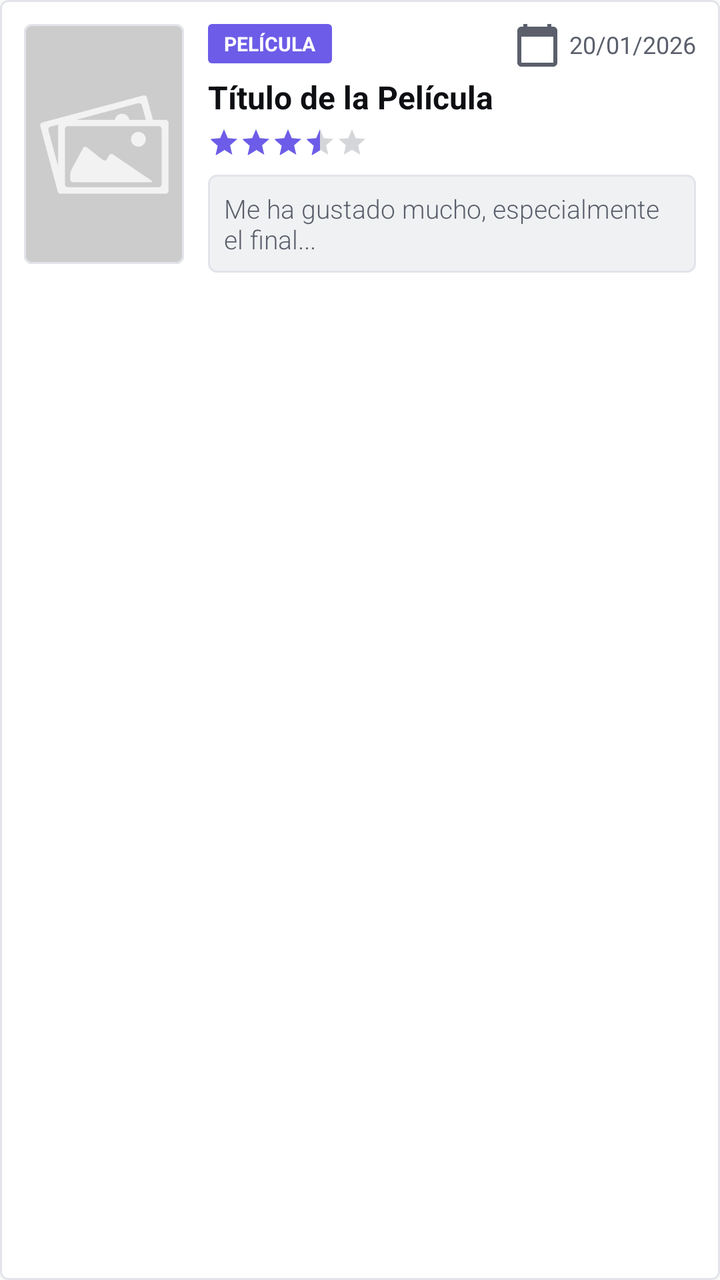
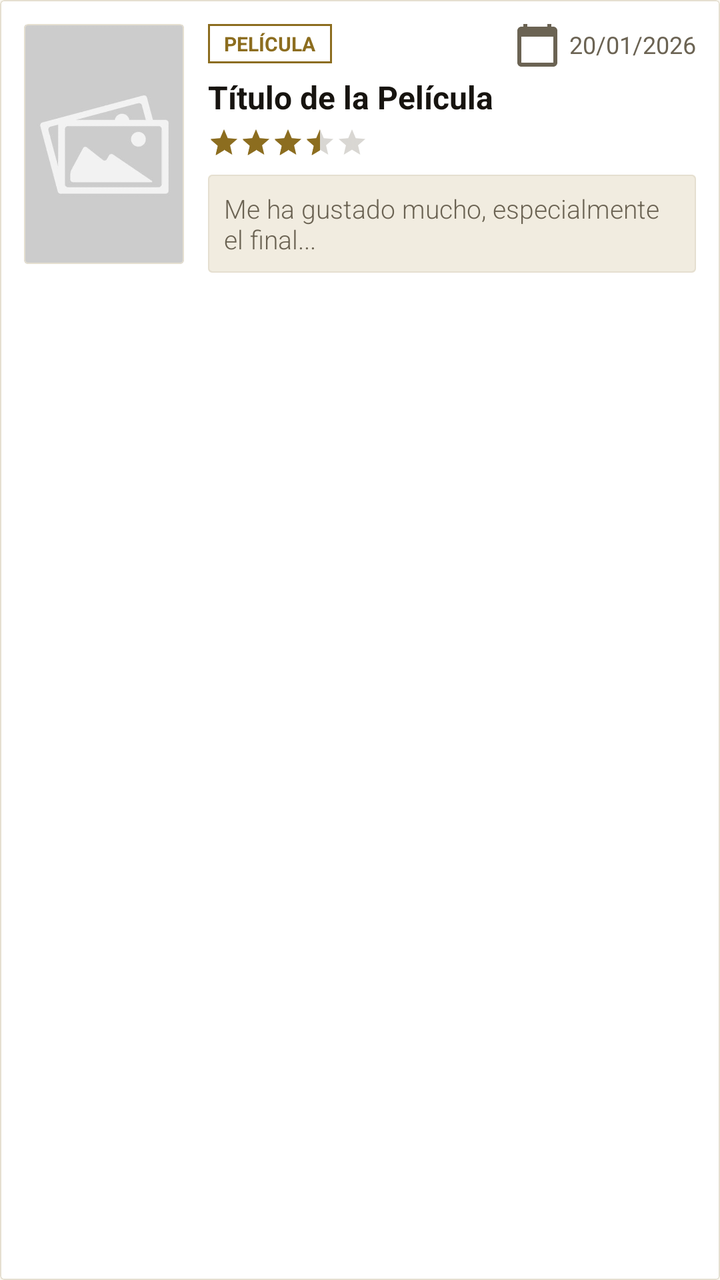

Screens rendered from an Android XML layout before and after an edit, with the pre-edit source and the edit as a unified diff.
<!-- AndroidManifest.xml: application theme Theme.CineXplora -->
<!-- res/layout/item_tracking.xml -->
<?xml version="1.0" encoding="utf-8"?>
<com.google.android.material.card.MaterialCardView xmlns:android="http://schemas.android.com/apk/res/android"
    xmlns:app="http://schemas.android.com/apk/res-auto"
    xmlns:tools="http://schemas.android.com/tools"
    android:layout_width="match_parent"
    android:layout_height="wrap_content"
    android:layout_marginHorizontal="@dimen/space_lg"
    android:layout_marginVertical="@dimen/space_sm"
    app:cardCornerRadius="@dimen/radius_sm"
    app:cardElevation="0dp"
    app:strokeWidth="@dimen/card_border_width"
    app:strokeColor="?android:attr/listDivider"
    app:cardBackgroundColor="?attr/colorSurface">

    <androidx.constraintlayout.widget.ConstraintLayout
        android:layout_width="match_parent"
        android:layout_height="wrap_content"
        android:padding="12dp">

        <com.google.android.material.card.MaterialCardView
            android:id="@+id/cardPoster"
            android:layout_width="80dp"
            android:layout_height="120dp"
            app:cardCornerRadius="@dimen/radius_sm"
            app:cardElevation="0dp"
            app:layout_constraintStart_toStartOf="parent"
            app:layout_constraintTop_toTopOf="parent">

            <ImageView
                android:id="@+id/imgPoster"
                android:layout_width="match_parent"
                android:layout_height="match_parent"
                android:scaleType="centerCrop"
                android:src="@drawable/placeholder" />
        </com.google.android.material.card.MaterialCardView>

        <TextView
            android:id="@+id/txtType"
            android:layout_width="wrap_content"
            android:layout_height="wrap_content"
            android:layout_marginStart="12dp"
            android:background="@drawable/bg_type_movie"
            android:paddingHorizontal="8dp"
            android:paddingVertical="3dp"
            android:text="PELÍCULA"
            android:textSize="10sp"
            android:textStyle="bold"
            android:textColor="@color/white"
            app:layout_constraintStart_toEndOf="@id/cardPoster"
            app:layout_constraintTop_toTopOf="@id/cardPoster" />

        <TextView
            android:id="@+id/txtDate"
            android:layout_width="wrap_content"
            android:layout_height="wrap_content"
            android:drawablePadding="4dp"
            android:gravity="center_vertical"
            android:text="20/01/2026"
            android:textColor="?android:attr/textColorSecondary"
            android:textSize="12sp"
            app:drawableStartCompat="@drawable/ic_calendar_today"
            app:drawableTint="?android:attr/textColorSecondary"
            app:layout_constraintEnd_toEndOf="parent"
            app:layout_constraintTop_toTopOf="@id/txtType"
            app:layout_constraintBottom_toBottomOf="@id/txtType"/>

        <TextView
            android:id="@+id/txtTitle"
            android:layout_width="0dp"
            android:layout_height="wrap_content"
            android:layout_marginStart="12dp"
            android:layout_marginTop="6dp"
            android:layout_marginEnd="8dp"
            android:ellipsize="end"
            android:maxLines="2"
            android:text="Título de la Película"
            android:textColor="?android:attr/textColorPrimary"
            android:textSize="16sp"
            android:textStyle="bold"
            app:layout_constraintEnd_toEndOf="parent"
            app:layout_constraintStart_toEndOf="@id/cardPoster"
            app:layout_constraintTop_toBottomOf="@id/txtType" />

        <RatingBar
            android:id="@+id/ratingBar"
            style="?android:attr/ratingBarStyleSmall"
            android:layout_width="wrap_content"
            android:layout_height="wrap_content"
            android:layout_marginTop="4dp"
            android:isIndicator="true"
            android:numStars="5"
            android:rating="3.5"
            android:stepSize="0.5"
            android:progressTint="?attr/colorPrimary"
            android:secondaryProgressTint="?attr/colorPrimary"
            app:layout_constraintStart_toStartOf="@id/txtTitle"
            app:layout_constraintTop_toBottomOf="@id/txtTitle" />

        <TextView
            android:id="@+id/txtComment"
            android:layout_width="0dp"
            android:layout_height="wrap_content"
            android:layout_marginTop="8dp"
            android:background="@drawable/bg_comment_quote"
            android:padding="8dp"
            android:text="Me ha gustado mucho, especialmente el final..."
            android:textColor="?android:attr/textColorSecondary"
            android:textSize="13sp"
            android:fontFamily="sans-serif-light"
            android:maxLines="3"
            android:ellipsize="end"
            app:layout_constraintBottom_toBottomOf="parent"
            app:layout_constraintEnd_toEndOf="parent"
            app:layout_constraintStart_toStartOf="@id/txtTitle"
            app:layout_constraintTop_toBottomOf="@id/ratingBar"
            app:layout_constraintVertical_bias="0.0" />

    </androidx.constraintlayout.widget.ConstraintLayout>
</com.google.android.material.card.MaterialCardView>
<!-- resources referenced by this layout -->
<resources>
  <color name="white">#FFFFFFFF</color>
  <dimen name="card_border_width">1dp</dimen>
  <dimen name="radius_sm">4dp</dimen>
  <!-- drawable bg_comment_quote (drawable) -->
  <?xml version="1.0" encoding="utf-8"?>
  <shape xmlns:android="http://schemas.android.com/apk/res/android"
      android:shape="rectangle">
  
      <solid android:color="?attr/surfaceElevated" />
  
      <stroke
          android:width="1dp"
          android:color="?android:attr/listDivider" />
  
      <corners android:radius="@dimen/radius_sm" />
  
      <padding
          android:bottom="12dp"
          android:left="16dp"
          android:right="16dp"
          android:top="12dp" />
  
  </shape>
  <!-- drawable bg_type_movie (drawable) -->
  <?xml version="1.0" encoding="utf-8"?>
  <shape xmlns:android="http://schemas.android.com/apk/res/android">
      <solid android:color="?attr/badgeMovie"/>
      <corners android:radius="@dimen/radius_xs"/>
  </shape>
  <dimen name="radius_xs">2dp</dimen>
  <style name="Base.Theme.CineXplora" parent="Theme.Material3.DayNight.NoActionBar">
  
          <item name="colorPrimary">@color/light_accent_primary</item>
          <item name="colorPrimaryVariant">@color/light_accent_primary_variant</item>
          <item name="colorOnPrimary">@color/light_on_accent</item>
          <item name="colorSecondary">@color/light_accent_secondary</item>
          <item name="colorOnSecondary">@color/light_on_accent</item>
  
  
          <item name="android:windowBackground">@color/light_background</item>
          <item name="colorSurface">@color/light_surface</item>
          <item name="colorSurfaceVariant">@color/light_surface_elevated</item>
          <item name="colorOnSurface">@color/light_text_primary</item>
          <item name="colorOnSurfaceVariant">@color/light_text_secondary</item>
  
          <item name="android:textColorPrimary">@color/light_text_primary</item>
          <item name="android:textColorSecondary">@color/light_text_secondary</item>
          <item name="android:textColorHint">@color/light_text_disabled</item>
  
          <item name="colorControlNormal">@color/light_text_secondary</item>
          <item name="colorControlActivated">@color/light_accent_primary</item>
          <item name="colorError">@color/light_error</item>
  
          <item name="android:statusBarColor">@color/light_background</item>
          <item name="android:windowLightStatusBar">true</item>
  
          <item name="android:listDivider">@color/light_divider</item>
  
          <item name="accentGlow">@color/light_accent_glow</item>
          <item name="badgeMovie">@color/light_badge_movie</item>
          <item name="badgeSerie">@color/light_badge_serie</item>
          <item name="errorSurface">@color/light_error_surface</item>
          <item name="successColor">@color/light_success</item>
          <item name="successSurface">@color/light_success_surface</item>
          <item name="surfaceElevated">@color/light_surface_elevated</item>
  
          <item name="textInputStyle">@style/CineXplora.TextInputLayout</item>
          <item name="materialButtonStyle">@style/CineXplora.Button</item>
          <item name="materialCardViewStyle">@style/CineXplora.Card</item>
          <item name="alertDialogTheme">@style/CineXplora.AlertDialog</item>
      </style>
  <color name="light_accent_primary">#6C5CE7</color>
  <color name="light_accent_primary_variant">#5A4BD1</color>
  <color name="light_accent_secondary">#00D2D3</color>
  <color name="light_background">#F8F9FA</color>
  <color name="light_surface_elevated">#F0F1F3</color>
  <color name="light_text_primary">#0D0F13</color>
  <color name="light_text_secondary">#5A5F6B</color>
  <color name="light_text_disabled">#A0A4AD</color>
  <color name="light_error">#E74C3C</color>
  <color name="light_divider">#E2E4E9</color>
  <color name="light_accent_glow">#1A6C5CE7</color>
  <color name="light_badge_movie">#6C5CE7</color>
  <color name="light_badge_serie">#00D2D3</color>
  <color name="light_error_surface">#FDECEC</color>
  <color name="light_success">#27AE60</color>
  <color name="light_success_surface">#E8F8EF</color>
  <style name="CineXplora.TextInputLayout" parent="Widget.Material3.TextInputLayout.OutlinedBox">
          <item name="boxCornerRadiusTopStart">@dimen/radius_sm</item>
          <item name="boxCornerRadiusTopEnd">@dimen/radius_sm</item>
          <item name="boxCornerRadiusBottomStart">@dimen/radius_sm</item>
          <item name="boxCornerRadiusBottomEnd">@dimen/radius_sm</item>
          <item name="boxStrokeColor">?android:attr/listDivider</item>
          <item name="boxStrokeWidthFocused">2dp</item>
          <item name="hintTextColor">?attr/colorPrimary</item>
      </style>
  <style name="CineXplora.Button" parent="Widget.Material3.Button">
          <item name="cornerRadius">@dimen/radius_sm</item>
          <item name="android:minHeight">@dimen/button_height</item>
          <item name="backgroundTint">?attr/colorPrimary</item>
          <item name="android:textColor">?attr/colorOnPrimary</item>
          <item name="android:textSize">14sp</item>
          <item name="android:textStyle">bold</item>
          <item name="android:letterSpacing">0.02</item>
          <item name="android:textAllCaps">false</item>
      </style>
  <style name="CineXplora.Card" parent="Widget.Material3.CardView.Filled">
          <item name="cardCornerRadius">@dimen/radius_sm</item>
          <item name="cardElevation">0dp</item>
          <item name="strokeWidth">@dimen/card_border_width</item>
          <item name="strokeColor">?android:attr/listDivider</item>
          <item name="cardBackgroundColor">?attr/colorSurface</item>
      </style>
  <style name="CineXplora.AlertDialog" parent="ThemeOverlay.Material3.MaterialAlertDialog">
          <item name="android:background">@drawable/bg_dialog</item>
          <item name="android:windowMinWidthMajor">80%</item>
          <item name="android:windowMinWidthMinor">90%</item>
          <item name="buttonBarPositiveButtonStyle">@style/CineXplora.AlertDialog.Button</item>
          <item name="buttonBarNegativeButtonStyle">@style/CineXplora.AlertDialog.Button.Negative</item>
      </style>
  <!-- drawable bg_dialog (drawable) -->
  <?xml version="1.0" encoding="utf-8"?>
  <shape xmlns:android="http://schemas.android.com/apk/res/android">
      <solid android:color="?attr/colorSurface" />
      <corners android:radius="@dimen/radius_lg" />
  </shape>
  <style name="CineXplora.AlertDialog.Button" parent="Widget.Material3.Button.TextButton">
          <item name="android:textColor">?attr/colorPrimary</item>
          <item name="android:textStyle">bold</item>
          <item name="android:textAllCaps">false</item>
      </style>
  <style name="CineXplora.AlertDialog.Button.Negative" parent="Widget.Material3.Button.TextButton">
          <item name="android:textColor">?android:attr/textColorSecondary</item>
          <item name="android:textAllCaps">false</item>
      </style>
  <dimen name="radius_lg">4dp</dimen>
  <!-- unchanged entries left out for length: 8 -->
</resources>

<!-- the commit's change to res/layout/item_tracking.xml (unified diff, before → after) -->
@@ -45,7 +45,7 @@
             android:text="PELÍCULA"
             android:textSize="10sp"
             android:textStyle="bold"
-            android:textColor="@color/white"
+            android:textColor="?attr/badgeMovie"
             app:layout_constraintStart_toEndOf="@id/cardPoster"
             app:layout_constraintTop_toTopOf="@id/cardPoster" />
 
<!-- resource entries referenced after the edit -->
@@ -1,35 +1,48 @@
 <!-- resources referenced by this layout -->
 <resources>
-  <color name="white">#FFFFFFFF</color>
-  <dimen name="card_border_width">1dp</dimen>
-  <dimen name="radius_sm">4dp</dimen>
+  <dimen name="card_border_width">0.75dp</dimen>
+  <dimen name="radius_sm">2dp</dimen>
   <!-- drawable bg_comment_quote (drawable) -->
   <?xml version="1.0" encoding="utf-8"?>
-  <shape xmlns:android="http://schemas.android.com/apk/res/android"
-      android:shape="rectangle">
-  
-      <solid android:color="?attr/surfaceElevated" />
-  
-      <stroke
-          android:width="1dp"
-          android:color="?android:attr/listDivider" />
-  
-      <corners android:radius="@dimen/radius_sm" />
-  
-      <padding
-          android:bottom="12dp"
-          android:left="16dp"
-          android:right="16dp"
-          android:top="12dp" />
-  
-  </shape>
+  <layer-list xmlns:android="http://schemas.android.com/apk/res/android">
+      
+      <item>
+          <shape android:shape="rectangle">
+              <solid android:color="?attr/surfaceElevated" />
+              <corners android:radius="@dimen/radius_sm" />
+          </shape>
+      </item>
+      
+      <item android:right="999dp">
+          <shape>
+              <solid android:color="?attr/colorPrimary" />
+              <corners
+                  android:topLeftRadius="@dimen/radius_sm"
+                  android:bottomLeftRadius="@dimen/radius_sm" />
+          </shape>
+      </item>
+      
+      <item>
+          <shape>
+              <stroke
+                  android:width="@dimen/border_hairline"
+                  android:color="?android:attr/listDivider" />
+              <corners android:radius="@dimen/radius_sm" />
+              <solid android:color="@android:color/transparent" />
+          </shape>
+      </item>
+  </layer-list>
   <!-- drawable bg_type_movie (drawable) -->
   <?xml version="1.0" encoding="utf-8"?>
   <shape xmlns:android="http://schemas.android.com/apk/res/android">
-      <solid android:color="?attr/badgeMovie"/>
-      <corners android:radius="@dimen/radius_xs"/>
+      <solid android:color="@android:color/transparent" />
+      <stroke
+          android:width="1dp"
+          android:color="?attr/badgeMovie" />
+      <corners android:radius="@dimen/radius_xs" />
   </shape>
-  <dimen name="radius_xs">2dp</dimen>
+  <dimen name="border_hairline">0.75dp</dimen>
+  <dimen name="radius_xs">0dp</dimen>
   <style name="Base.Theme.CineXplora" parent="Theme.Material3.DayNight.NoActionBar">
   
           <item name="colorPrimary">@color/light_accent_primary</item>
@@ -38,7 +51,6 @@
           <item name="colorSecondary">@color/light_accent_secondary</item>
           <item name="colorOnSecondary">@color/light_on_accent</item>
   
-  
           <item name="android:windowBackground">@color/light_background</item>
           <item name="colorSurface">@color/light_surface</item>
           <item name="colorSurfaceVariant">@color/light_surface_elevated</item>
@@ -51,10 +63,14 @@
   
           <item name="colorControlNormal">@color/light_text_secondary</item>
           <item name="colorControlActivated">@color/light_accent_primary</item>
+          
+          <item name="colorControlHighlight">#1A8C6D1F</item>
           <item name="colorError">@color/light_error</item>
   
           <item name="android:statusBarColor">@color/light_background</item>
           <item name="android:windowLightStatusBar">true</item>
+          <item name="android:navigationBarColor">@color/light_background</item>
+          <item name="android:windowLightNavigationBar" tools:targetApi="o_mr1">true</item>
   
           <item name="android:listDivider">@color/light_divider</item>
   
@@ -70,72 +86,122 @@
           <item name="materialButtonStyle">@style/CineXplora.Button</item>
           <item name="materialCardViewStyle">@style/CineXplora.Card</item>
           <item name="alertDialogTheme">@style/CineXplora.AlertDialog</item>
-      </style>
-  <color name="light_accent_primary">#6C5CE7</color>
-  <color name="light_accent_primary_variant">#5A4BD1</color>
-  <color name="light_accent_secondary">#00D2D3</color>
-  <color name="light_background">#F8F9FA</color>
-  <color name="light_surface_elevated">#F0F1F3</color>
-  <color name="light_text_primary">#0D0F13</color>
-  <color name="light_text_secondary">#5A5F6B</color>
-  <color name="light_text_disabled">#A0A4AD</color>
-  <color name="light_error">#E74C3C</color>
-  <color name="light_divider">#E2E4E9</color>
-  <color name="light_accent_glow">#1A6C5CE7</color>
-  <color name="light_badge_movie">#6C5CE7</color>
-  <color name="light_badge_serie">#00D2D3</color>
-  <color name="light_error_surface">#FDECEC</color>
-  <color name="light_success">#27AE60</color>
-  <color name="light_success_surface">#E8F8EF</color>
+          <item name="materialAlertDialogTheme">@style/CineXplora.AlertDialog</item>
+      </style>
+  <color name="light_accent_primary">#8C6D1F</color>
+  <color name="light_accent_primary_variant">#6E5618</color>
+  <color name="light_accent_secondary">#B8962E</color>
+  <color name="light_background">#FAF7F0</color>
+  <color name="light_surface_elevated">#F1ECE0</color>
+  <color name="light_text_primary">#171410</color>
+  <color name="light_text_secondary">#6B6353</color>
+  <color name="light_text_disabled">#B3AB99</color>
+  <color name="light_error">#B3362E</color>
+  <color name="light_divider">#E5DFD0</color>
+  <color name="light_accent_glow">#1A8C6D1F</color>
+  <color name="light_badge_movie">#8C6D1F</color>
+  <color name="light_badge_serie">#6E5694</color>
+  <color name="light_error_surface">#F9E9E7</color>
+  <color name="light_success">#4F7A3D</color>
+  <color name="light_success_surface">#EBF2E5</color>
   <style name="CineXplora.TextInputLayout" parent="Widget.Material3.TextInputLayout.OutlinedBox">
           <item name="boxCornerRadiusTopStart">@dimen/radius_sm</item>
           <item name="boxCornerRadiusTopEnd">@dimen/radius_sm</item>
           <item name="boxCornerRadiusBottomStart">@dimen/radius_sm</item>
           <item name="boxCornerRadiusBottomEnd">@dimen/radius_sm</item>
           <item name="boxStrokeColor">?android:attr/listDivider</item>
-          <item name="boxStrokeWidthFocused">2dp</item>
+          <item name="boxStrokeWidthFocused">1.5dp</item>
           <item name="hintTextColor">?attr/colorPrimary</item>
+          <item name="boxBackgroundColor">?attr/surfaceElevated</item>
       </style>
   <style name="CineXplora.Button" parent="Widget.Material3.Button">
           <item name="cornerRadius">@dimen/radius_sm</item>
           <item name="android:minHeight">@dimen/button_height</item>
-          <item name="backgroundTint">?attr/colorPrimary</item>
-          <item name="android:textColor">?attr/colorOnPrimary</item>
+          <item name="backgroundTint">@null</item>
+          <item name="android:background">@drawable/bg_button_gold</item>
+          <item name="android:textColor">@color/dark_on_accent</item>
           <item name="android:textSize">14sp</item>
           <item name="android:textStyle">bold</item>
-          <item name="android:letterSpacing">0.02</item>
-          <item name="android:textAllCaps">false</item>
+          <item name="android:letterSpacing">0.06</item>
+          <item name="android:textAllCaps">false</item>
+          <item name="iconTint">@color/dark_on_accent</item>
       </style>
   <style name="CineXplora.Card" parent="Widget.Material3.CardView.Filled">
-          <item name="cardCornerRadius">@dimen/radius_sm</item>
+          <item name="cardCornerRadius">@dimen/radius_md</item>
           <item name="cardElevation">0dp</item>
           <item name="strokeWidth">@dimen/card_border_width</item>
           <item name="strokeColor">?android:attr/listDivider</item>
           <item name="cardBackgroundColor">?attr/colorSurface</item>
       </style>
   <style name="CineXplora.AlertDialog" parent="ThemeOverlay.Material3.MaterialAlertDialog">
-          <item name="android:background">@drawable/bg_dialog</item>
           <item name="android:windowMinWidthMajor">80%</item>
           <item name="android:windowMinWidthMinor">90%</item>
-          <item name="buttonBarPositiveButtonStyle">@style/CineXplora.AlertDialog.Button</item>
+          
+          <item name="shapeAppearanceMediumComponent">@style/ShapeAppearance.CineXplora.Dialog</item>
+          
+          <item name="buttonBarPositiveButtonStyle">@style/CineXplora.AlertDialog.Button.Positive</item>
           <item name="buttonBarNegativeButtonStyle">@style/CineXplora.AlertDialog.Button.Negative</item>
-      </style>
-  <!-- drawable bg_dialog (drawable) -->
+          <item name="buttonBarNeutralButtonStyle">@style/CineXplora.AlertDialog.Button.Neutral</item>
+      </style>
+  <!-- drawable bg_button_gold (drawable) -->
   <?xml version="1.0" encoding="utf-8"?>
-  <shape xmlns:android="http://schemas.android.com/apk/res/android">
-      <solid android:color="?attr/colorSurface" />
-      <corners android:radius="@dimen/radius_lg" />
-  </shape>
-  <style name="CineXplora.AlertDialog.Button" parent="Widget.Material3.Button.TextButton">
+  <selector xmlns:android="http://schemas.android.com/apk/res/android">
+      
+      <item android:state_enabled="false">
+          <shape android:shape="rectangle">
+              <solid android:color="?attr/surfaceElevated" />
+              <corners android:radius="@dimen/radius_sm" />
+          </shape>
+      </item>
+      
+      <item android:state_pressed="true">
+          <shape android:shape="rectangle">
+              <gradient
+                  android:angle="135"
+                  android:startColor="#D4A830"
+                  android:centerColor="#B8962E"
+                  android:endColor="#7A5D18"
+                  android:type="linear" />
+              <corners android:radius="@dimen/radius_sm" />
+          </shape>
+      </item>
+      
+      <item>
+          <shape android:shape="rectangle">
+              <gradient
+                  android:angle="135"
+                  android:startColor="@color/gold_gradient_start"
+                  android:centerColor="@color/gold_gradient_mid"
+                  android:endColor="@color/gold_gradient_end"
+                  android:type="linear" />
+              <corners android:radius="@dimen/radius_sm" />
+          </shape>
+      </item>
+  </selector>
+  <color name="dark_on_accent">#0B0A08</color>
+  <dimen name="radius_md">4dp</dimen>
+  <style name="ShapeAppearance.CineXplora.Dialog" parent="ShapeAppearance.Material3.MediumComponent">
+          <item name="cornerFamily">rounded</item>
+          <item name="cornerSize">@dimen/radius_md</item>
+      </style>
+  <style name="CineXplora.AlertDialog.Button.Positive" parent="Widget.Material3.Button.TextButton.Dialog">
           <item name="android:textColor">?attr/colorPrimary</item>
           <item name="android:textStyle">bold</item>
-          <item name="android:textAllCaps">false</item>
-      </style>
-  <style name="CineXplora.AlertDialog.Button.Negative" parent="Widget.Material3.Button.TextButton">
+          <item name="android:letterSpacing">0.04</item>
+          <item name="android:textAllCaps">false</item>
+          <item name="rippleColor">?attr/accentGlow</item>
+      </style>
+  <style name="CineXplora.AlertDialog.Button.Negative" parent="Widget.Material3.Button.TextButton.Dialog">
           <item name="android:textColor">?android:attr/textColorSecondary</item>
           <item name="android:textAllCaps">false</item>
       </style>
-  <dimen name="radius_lg">4dp</dimen>
+  <style name="CineXplora.AlertDialog.Button.Neutral" parent="Widget.Material3.Button.TextButton.Dialog">
+          <item name="android:textColor">?attr/colorPrimary</item>
+          <item name="android:textAllCaps">false</item>
+      </style>
+  <color name="gold_gradient_start">#F5D67B</color>
+  <color name="gold_gradient_mid">#D4AF37</color>
+  <color name="gold_gradient_end">#9A7520</color>
   <!-- unchanged entries left out for length: 8 -->
 </resources>
 
